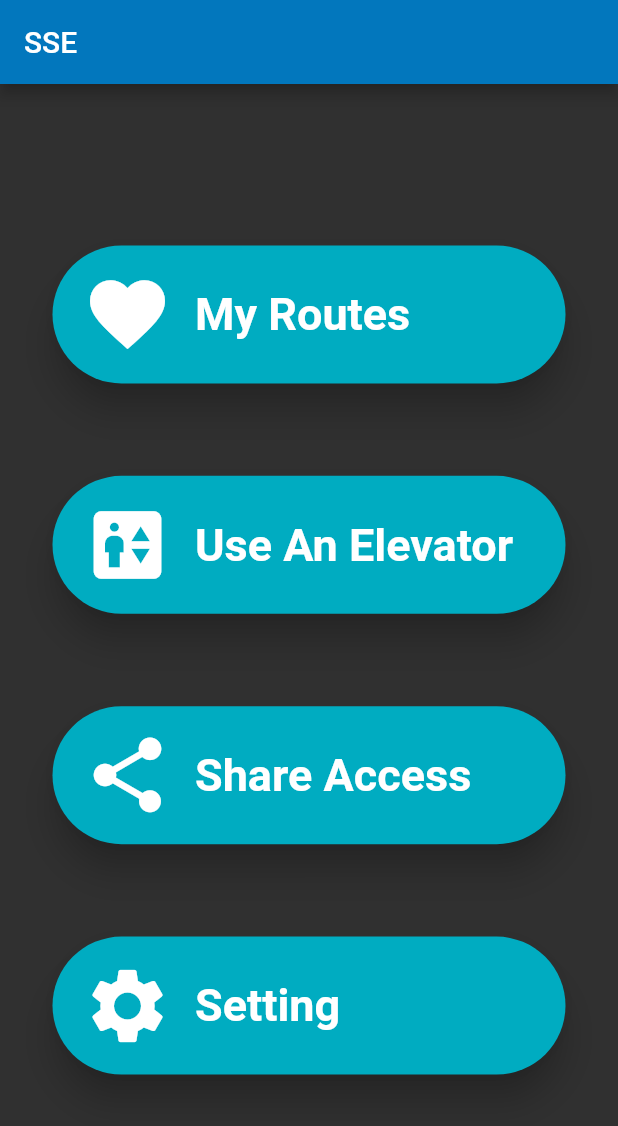
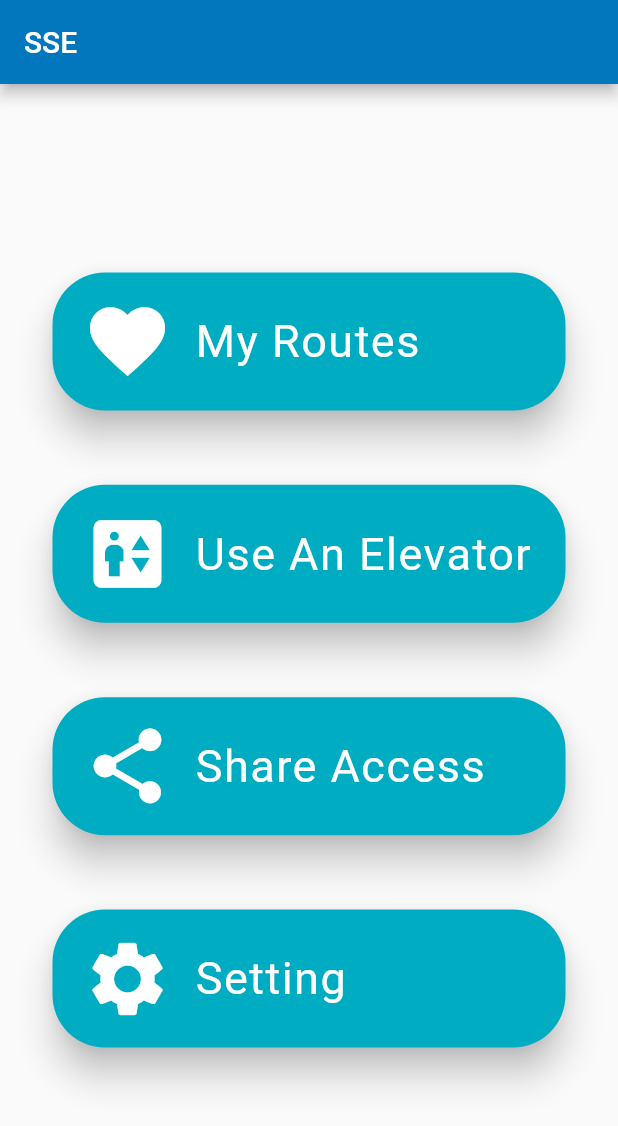
Before and after one commit to meifish/hci, a Flutter app: the screen it shows after launch, on a phone screen of 412 x 824 dp. Shown: the top 1126 px of the screen. Run offline on Flutter 3.47's test engine with Material 2 defaults, Android fonts, the phone set to English and light mode, and no system bars; our stand-ins replace google_fonts.

Commit message:
Change theme

```diff
--- a/lib/Pages/HomePage.dart
+++ b/lib/Pages/HomePage.dart
@@ -19,7 +19,7 @@ class _MyHomePageState extends State<MyHomePage> {
       ),
       body: Center(
         child: Padding(
-          padding: EdgeInsets.symmetric(vertical: 50),
+          padding: EdgeInsets.symmetric(vertical: 80),
           child: Column(
             mainAxisAlignment: MainAxisAlignment.spaceEvenly,
             children: [
--- a/lib/Widgets/HomePageWidgets/MenuOption.dart
+++ b/lib/Widgets/HomePageWidgets/MenuOption.dart
@@ -1,4 +1,5 @@
 import 'package:flutter/material.dart';
+import 'package:google_fonts/google_fonts.dart';
 
 class MenuOption extends StatefulWidget {
   var icon;
@@ -24,7 +25,7 @@ class _MenuOptionState extends State<MenuOption> {
         },
         child: Card(
           shape: RoundedRectangleBorder(
-            borderRadius: BorderRadius.circular(50.0),
+            borderRadius: BorderRadius.circular(35.0),
           ),
           color: Colors.cyan[600],
           elevation: 10,
@@ -32,15 +33,16 @@ class _MenuOptionState extends State<MenuOption> {
             padding: EdgeInsets.fromLTRB(20, 10, 0, 10),
             child: Row(
               children: [
-                Icon(widget.icon, size: 60),
+                Icon(widget.icon, size: 60, color: Colors.white),
                 SizedBox(
                   width: 15,
                 ),
                 Text(widget.option,
-                    style: TextStyle(
-                        color: Colors.white,
-                        fontSize: 30,
-                        fontWeight: FontWeight.bold))
+                    style: GoogleFonts.roboto(
+                      color: Colors.white,
+                      letterSpacing: 1,
+                      fontSize: 30,
+                    ))
               ],
             ),
           ),
--- a/lib/main.dart
+++ b/lib/main.dart
@@ -14,7 +14,7 @@ class MyApp extends StatelessWidget {
         title: 'SSE',
         theme: ThemeData(
           // Define the default brightness and colors.
-          brightness: Brightness.dark,
+          // brightness: Brightness.dark,
           primaryColor: Colors.lightBlue[800],
           accentColor: Colors.cyan[600],
           visualDensity: VisualDensity.adaptivePlatformDensity,
--- a/pubspec.yaml
+++ b/pubspec.yaml
@@ -28,6 +28,7 @@ dependencies:
   # The following adds the Cupertino Icons font to your application.
   # Use with the CupertinoIcons class for iOS style icons.
   cupertino_icons: ^1.0.0
+  google_fonts:
 
 dev_dependencies:
   flutter_test:
```
